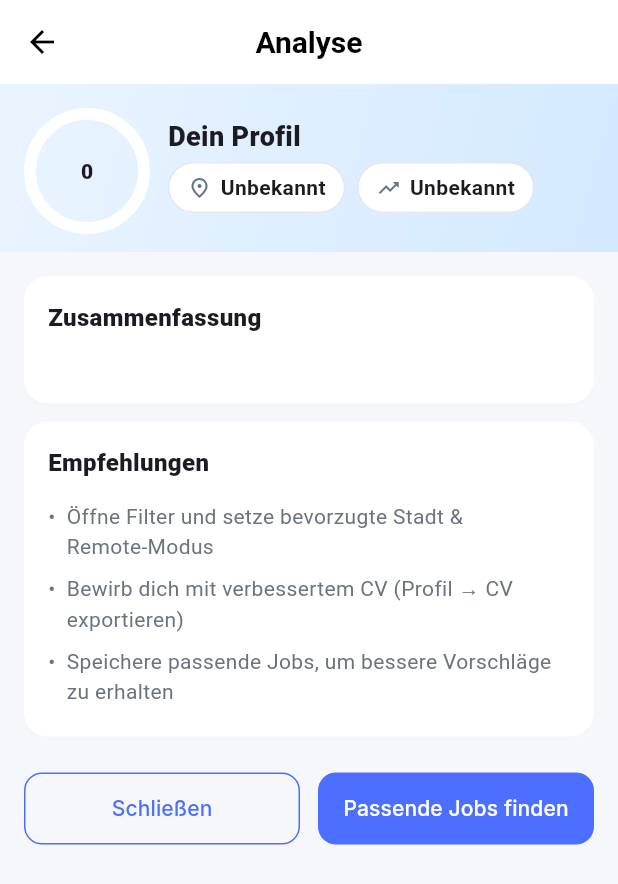
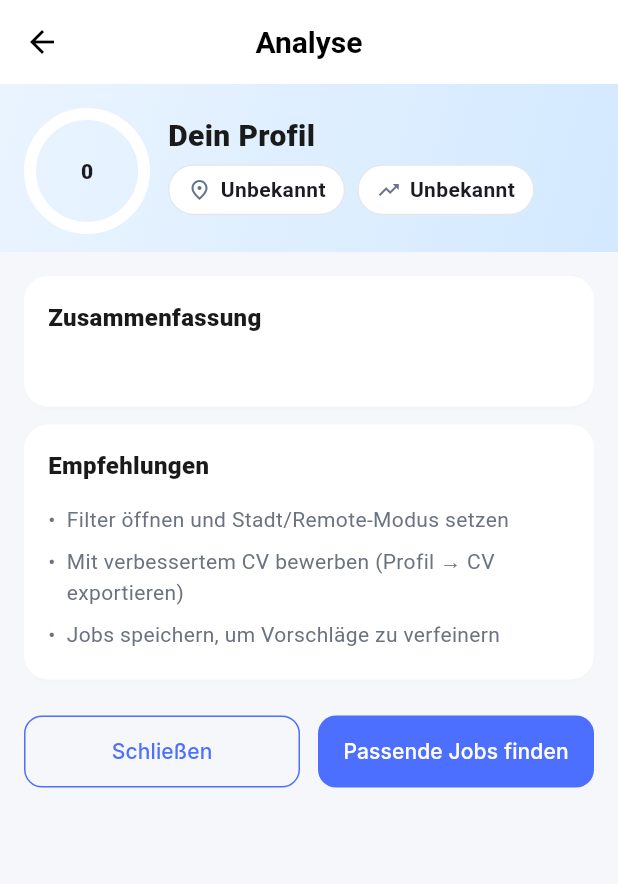
Before and after one commit to temporaryguy234/app-new, a Flutter app: the ResumeScoringScreen screen opened directly with empty values, on a phone screen of 412 x 824 dp. Shown: the top 884 px of the screen. Run offline on Flutter 3.47's test engine with Material 3 defaults, Android fonts, the phone set to English and light mode, and no system bars; our stand-ins replace cloud_firestore, file_picker, firebase_ai, firebase_auth, firebase_core, firebase_storage and 4 more; missing offline and left inert: flutter_facebook_auth, syncfusion_flutter_pdf; accounts and stored records are empty.

Commit message:
Unify visual language and improve logo fallbacks
- Analysis screen: use SectionHeader and shared TagPill chips; tweak typography/spacing to match new style tokens
- Specials: add Clearbit-based logo fallback from application URL for more consistent branding

No new features, strictly design/token alignment as requested.

```diff
--- a/lib/screens/scoring/resume_scoring_screen.dart
+++ b/lib/screens/scoring/resume_scoring_screen.dart
@@ -2,6 +2,8 @@ import 'package:flutter/material.dart';
 import '../../config/colors.dart';
 import '../../models/resume_analysis_model.dart';
 import '../main/main_screen.dart';
+import '../../widgets/primitives/section_header.dart';
+import '../../widgets/primitives/tag_pill.dart';
 
 class ResumeScoringScreen extends StatelessWidget {
   final ResumeAnalysisModel analysis;
@@ -34,7 +36,7 @@ class ResumeScoringScreen extends StatelessWidget {
                     children: [
                       Text(
                         analysis.name?.trim().isNotEmpty == true ? analysis.name! : 'Dein Profil',
-                        style: const TextStyle(fontSize: 18, fontWeight: FontWeight.w800),
+                        style: const TextStyle(fontSize: 20, fontWeight: FontWeight.w800, color: AppColors.textPrimary),
                       ),
                       const SizedBox(height: 4),
                       Row(
@@ -45,14 +47,12 @@ class ResumeScoringScreen extends StatelessWidget {
                         ],
                       ),
                       const SizedBox(height: 8),
-                      Wrap(
-                        spacing: 8,
-                        runSpacing: 8,
-                        children: [
-                          if (analysis.topSkills.isNotEmpty)
-                            ...analysis.topSkills.take(3).map((s) => _ChipPill(label: s)),
-                        ],
-                      ),
+                      if (analysis.topSkills.isNotEmpty)
+                        Wrap(
+                          spacing: 8,
+                          runSpacing: 8,
+                          children: analysis.topSkills.take(3).map((s) => TagPill(s)).toList(),
+                        ),
                     ],
                   ),
                 ),
@@ -66,7 +66,7 @@ class ResumeScoringScreen extends StatelessWidget {
             title: 'Zusammenfassung',
             child: Text(
               analysis.summary,
-              style: const TextStyle(color: AppColors.textSecondary, height: 1.4),
+              style: const TextStyle(color: AppColors.textSecondary, height: 1.5),
             ),
           ),
           _SectionGap(),
@@ -77,7 +77,7 @@ class ResumeScoringScreen extends StatelessWidget {
               child: Wrap(
                 spacing: 8,
                 runSpacing: 8,
-                children: analysis.skills.map((s) => _ChipPill(label: s)).toList(),
+                children: analysis.skills.map((s) => TagPill(s)).toList(),
               ),
             ),
           if (analysis.skills.isNotEmpty) _SectionGap(),
@@ -105,9 +105,9 @@ class ResumeScoringScreen extends StatelessWidget {
             child: Column(
               crossAxisAlignment: CrossAxisAlignment.start,
               children: const [
-                _Bullet(text: 'Öffne Filter und setze bevorzugte Stadt & Remote‑Modus'),
-                _Bullet(text: 'Bewirb dich mit verbessertem CV (Profil → CV exportieren)'),
-                _Bullet(text: 'Speichere passende Jobs, um bessere Vorschläge zu erhalten'),
+                _Bullet(text: 'Filter öffnen und Stadt/Remote‑Modus setzen'),
+                _Bullet(text: 'Mit verbessertem CV bewerben (Profil → CV exportieren)'),
+                _Bullet(text: 'Jobs speichern, um Vorschläge zu verfeinern'),
               ],
             ),
           ),
@@ -214,21 +214,7 @@ class _Pill extends StatelessWidget {
   }
 }
 
-class _ChipPill extends StatelessWidget {
-  final String label;
-  const _ChipPill({required this.label});
-  @override
-  Widget build(BuildContext context) {
-    return Container(
-      padding: const EdgeInsets.symmetric(horizontal: 12, vertical: 7),
-      decoration: ShapeDecoration(
-        color: const Color(0xFFF1F5F9),
-        shape: StadiumBorder(side: BorderSide(color: AppColors.ink200)),
-      ),
-      child: Text(label, style: const TextStyle(fontSize: 12, fontWeight: FontWeight.w600, color: AppColors.ink700)),
-    );
-  }
-}
+// TagPill is used for simple chips; keep _Pill for icon+label cases
 
 class _SectionCard extends StatelessWidget {
   final String title;
@@ -242,7 +228,7 @@ class _SectionCard extends StatelessWidget {
         child: Padding(
           padding: const EdgeInsets.all(16),
           child: Column(crossAxisAlignment: CrossAxisAlignment.start, children: [
-            Text(title, style: const TextStyle(fontSize: 16, fontWeight: FontWeight.w800)),
+            SectionHeader(title),
             const SizedBox(height: 10),
             child,
           ]),
```
Also changed, not shown: lib/screens/specials/specials_screen.dart (+15 -1 lines).
